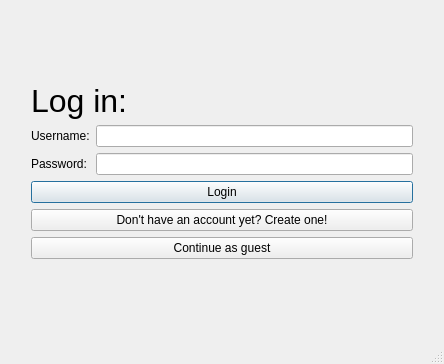
Above: client/src/mainwindow.ui from Dargoswwwe/smc-library before the change. Below: the same form after it.
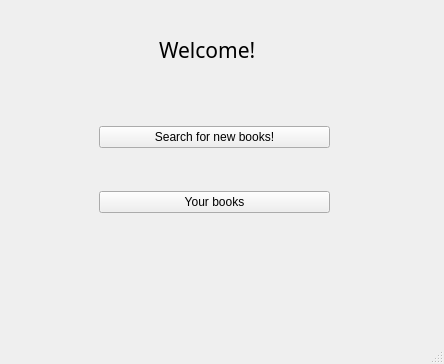
That is the form after the change.

Commit message: Added methods to validate user + Switch to new page when login button is clicked

```diff
--- a/client/src/mainwindow.ui
+++ b/client/src/mainwindow.ui
@@ -24,7 +24,7 @@
        </sizepolicy>
       </property>
       <property name="currentIndex">
-       <number>0</number>
+       <number>3</number>
       </property>
       <widget class="QWidget" name="pageLogin">
        <layout class="QGridLayout" name="gridLayout">
@@ -268,6 +268,53 @@
         </item>
        </layout>
       </widget>
+      <widget class="QWidget" name="page">
+       <widget class="QWidget" name="verticalLayoutWidget">
+        <property name="geometry">
+         <rect>
+          <x>90</x>
+          <y>80</y>
+          <width>231</width>
+          <height>161</height>
+         </rect>
+        </property>
+        <layout class="QVBoxLayout" name="verticalLayout_3">
+         <item>
+          <widget class="QPushButton" name="pushButton">
+           <property name="text">
+            <string>Search for new books!</string>
+           </property>
+          </widget>
+         </item>
+         <item>
+          <widget class="QPushButton" name="pushButton_2">
+           <property name="text">
+            <string>Your books</string>
+           </property>
+          </widget>
+         </item>
+        </layout>
+       </widget>
+       <widget class="QLabel" name="label">
+        <property name="geometry">
+         <rect>
+          <x>150</x>
+          <y>20</y>
+          <width>131</width>
+          <height>41</height>
+         </rect>
+        </property>
+        <property name="font">
+         <font>
+          <family>Book Antiqua</family>
+          <pointsize>16</pointsize>
+         </font>
+        </property>
+        <property name="text">
+         <string>Welcome!</string>
+        </property>
+       </widget>
+      </widget>
      </widget>
     </item>
    </layout>
```
The commit also changes 3 other files.
